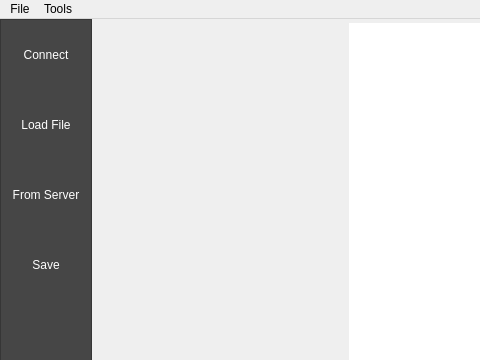
BehaviorTree/Groot, file bt_editor/mainwindow.ui: the form before one commit; both pictures show x 0 to 480 and y 0 to 360 of the 814 by 788 pixel window.
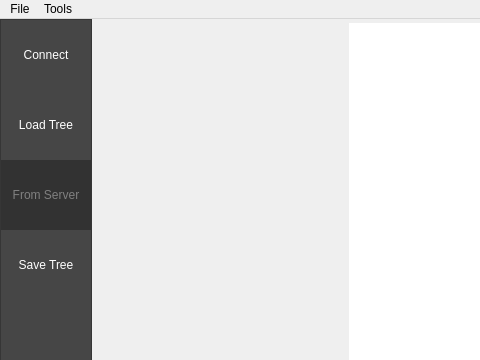
The form after the commit. Icons and pictures are not drawn.

Commit message: minor changes (lateral bar)

What changed in the file:
```diff
--- a/bt_editor/mainwindow.ui
+++ b/bt_editor/mainwindow.ui
@@ -201,7 +201,7 @@
 </string>
          </property>
          <property name="text">
-          <string>Load File</string>
+          <string>Load Tree</string>
          </property>
          <property name="icon">
           <iconset resource="resources/icons.qrc">
@@ -226,6 +226,9 @@
        </item>
        <item>
         <widget class="QToolButton" name="toolButtonLoadRemote">
+         <property name="enabled">
+          <bool>false</bool>
+         </property>
          <property name="minimumSize">
           <size>
            <width>90</width>
@@ -337,7 +340,7 @@
 </string>
          </property>
          <property name="text">
-          <string>Save</string>
+          <string>Save Tree</string>
          </property>
          <property name="icon">
           <iconset resource="resources/icons.qrc">
```
Left out of the diff: 3 changed lines with no effect on the pictures. The commit also changes 1 other file.
